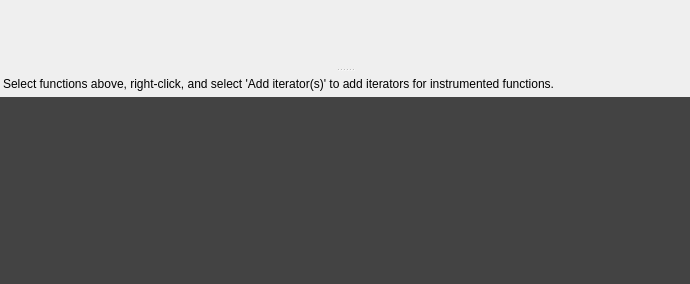
Qt form src/OrbitQt/orbitlivefunctions.ui (google/orbit) before a commit.
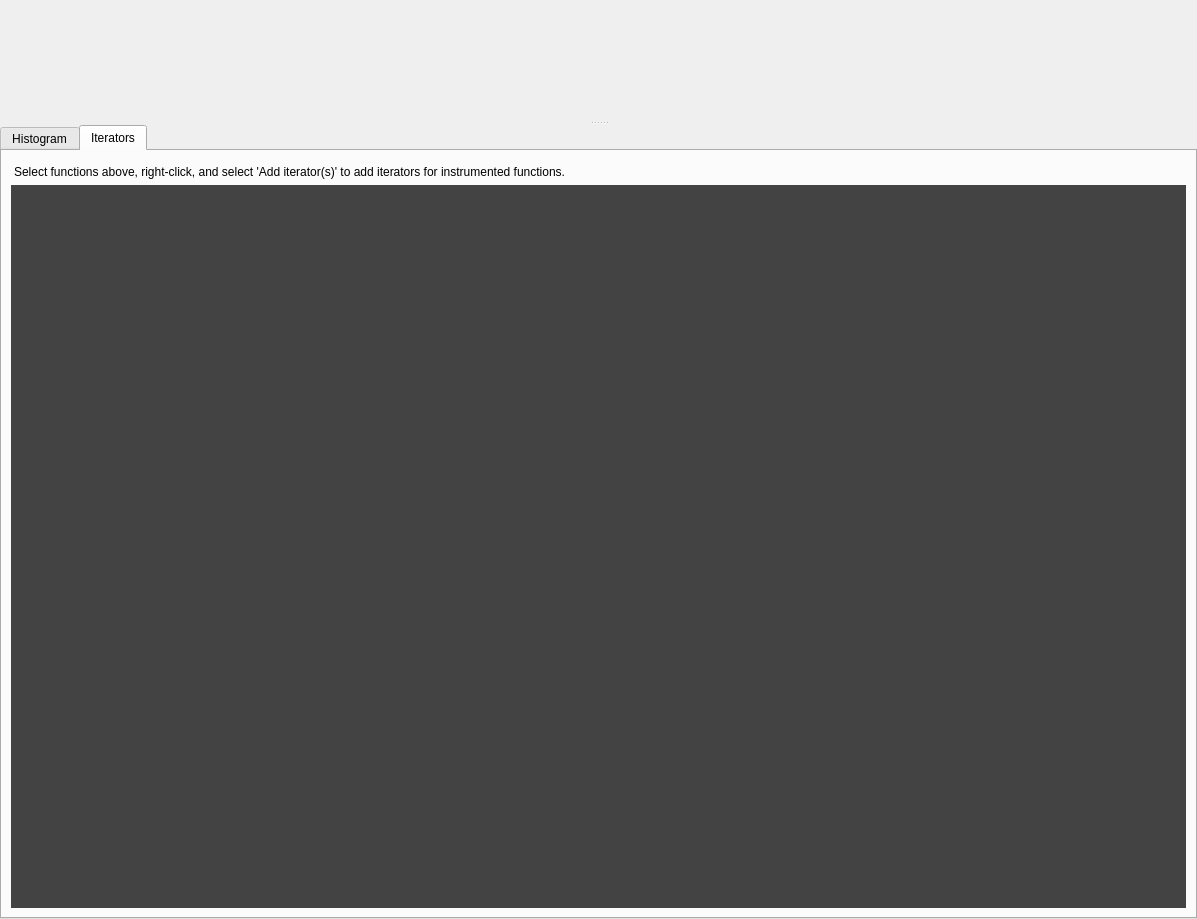
The same form after that commit. The open tabs and pages were chosen to show the change. Custom widgets are drawn as their Qt base class.

Commit message:
Add histogram visualization for hooked functions (#3355)
* Add histogram visualisation for hooked functions

This adds a new tab at the bottom-right of the Live view.
Adds `HistogramWidget` implementing the rendering of
a histogram that relies on `QPainter`.

Test: manually profiling OrbitTest

Patch:
```diff
--- a/src/OrbitQt/orbitlivefunctions.ui
+++ b/src/OrbitQt/orbitlivefunctions.ui
@@ -6,8 +6,8 @@
    <rect>
     <x>0</x>
     <y>0</y>
-    <width>690</width>
-    <height>284</height>
+    <width>1197</width>
+    <height>919</height>
    </rect>
   </property>
   <property name="sizePolicy">
@@ -45,7 +45,24 @@
        </sizepolicy>
       </property>
      </widget>
-     <widget class="QWidget" name="verticalLayoutWidget">
+     <widget class="QTabWidget" name="tabWidget">
+      <property name="currentIndex">
+       <number>0</number>
+      </property>
+      <widget class="QWidget" name="histogram_tab">
+       <attribute name="title">
+        <string>Histogram</string>
+       </attribute>
+       <layout class="QVBoxLayout" name="verticalLayout_5">
+        <item>
+         <widget class="HistogramWidget" name="histogram_widget" native="true"/>
+        </item>
+       </layout>
+      </widget>
+      <widget class="QWidget" name="iterators_tab">
+       <attribute name="title">
+        <string>Iterators</string>
+       </attribute>
       <layout class="QVBoxLayout" name="verticalLayout_3">
        <item>
         <widget class="QLabel" name="instructionsLabel">
@@ -81,8 +98,8 @@
            <rect>
             <x>0</x>
             <y>0</y>
-            <width>688</width>
-            <height>187</height>
+             <width>1175</width>
+             <height>722</height>
            </rect>
           </property>
           <property name="autoFillBackground">
@@ -114,10 +131,13 @@
              <property name="orientation">
               <enum>Qt::Vertical</enum>
              </property>
+              <property name="sizeType">
+               <enum>QSizePolicy::Expanding</enum>
+              </property>
              <property name="sizeHint" stdset="0">
               <size>
-               <width>20</width>
-               <height>40</height>
+                <width>685</width>
+                <height>124</height>
               </size>
              </property>
             </spacer>
@@ -129,6 +149,7 @@
       </layout>
      </widget>
     </widget>
+    </widget>
    </item>
   </layout>
  </widget>
@@ -138,6 +159,12 @@
    <extends>QWidget</extends>
    <header>orbitdataviewpanel.h</header>
   </customwidget>
+  <customwidget>
+   <class>HistogramWidget</class>
+   <extends>QWidget</extends>
+   <header>HistogramWidget.h</header>
+   <container>1</container>
+  </customwidget>
  </customwidgets>
  <resources/>
  <connections/>
```
Lines whose indentation alone changed are shown as unchanged. The commit also changes 14 other files.
